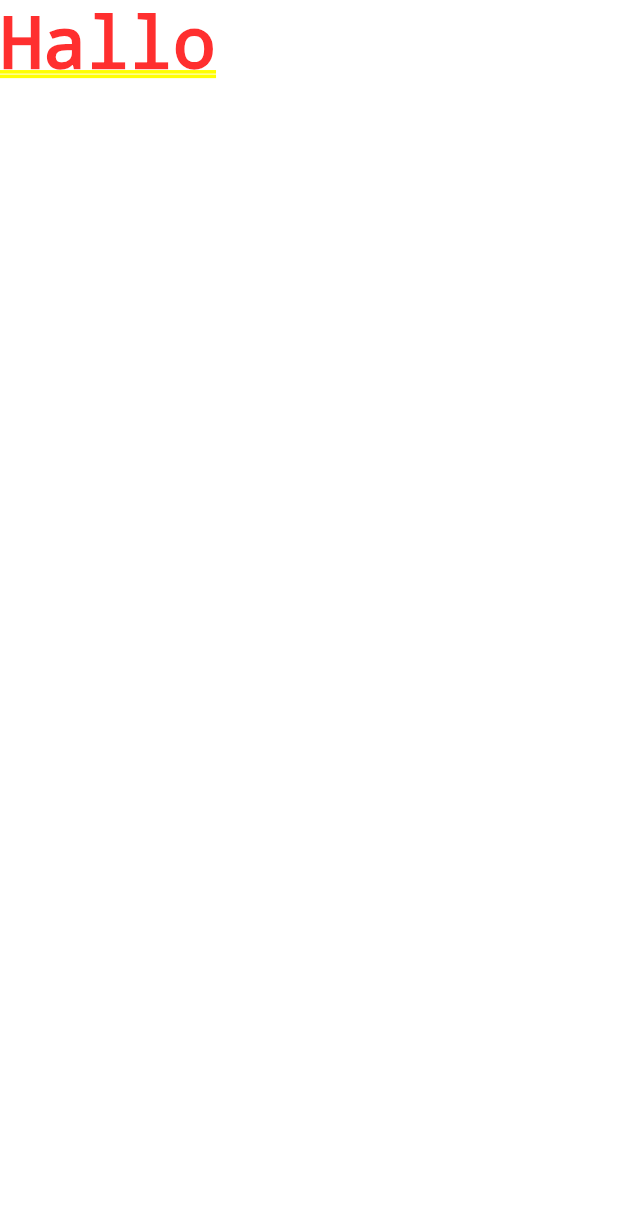
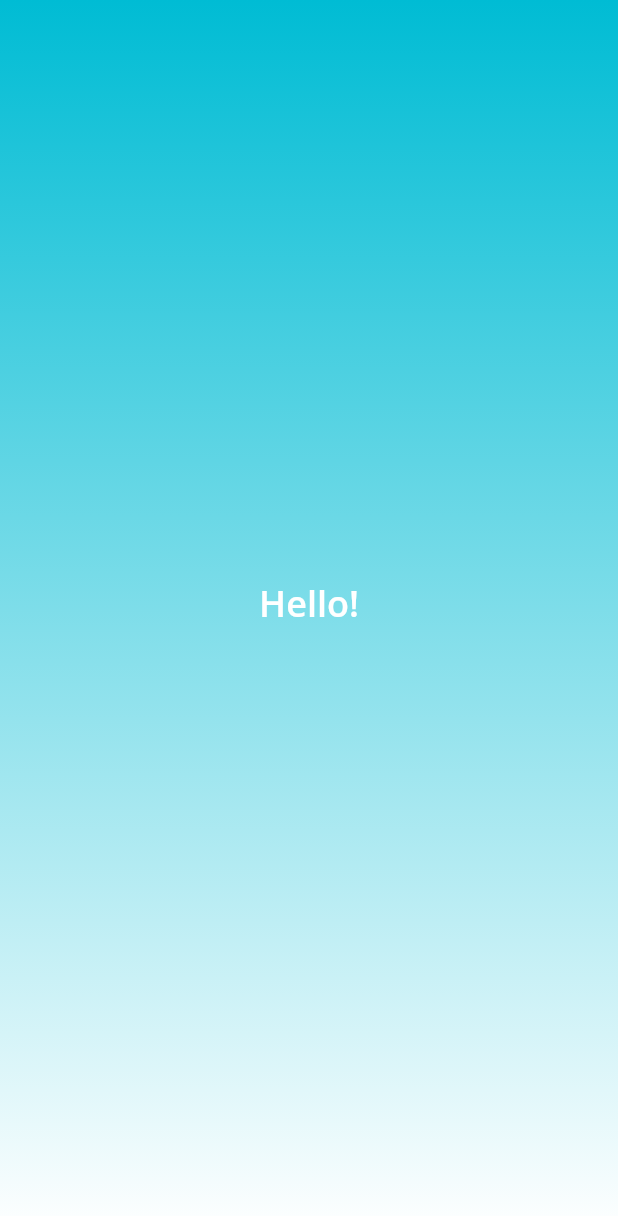
Before and after one commit to lehnert-andre/flutter-basic-app, a Flutter app: the first screen one second after launch, on a phone screen of 412 x 824 dp. Shown: the top 1216 px of the screen. Run offline on Flutter 3.47's test engine with Material 2 defaults, Android fonts, the phone set to English and light mode, and no system bars; our stand-ins replace fluro; statements that could not run were skipped.

Commit message:
General project structure

```diff
--- /dev/null
+++ b/lib/app/app.dart
@@ -0,0 +1,34 @@
+import 'package:fluro/fluro.dart';
+import 'package:flutter/material.dart';
+
+import 'config/app-routes.dart';
+import 'config/app-globals.dart';
+import 'config/app-theme.dart';
+
+class App extends StatefulWidget {
+  @override
+  _AppState createState() => _AppState();
+}
+
+class _AppState extends State<App> {
+
+  _AppState() {
+    setupRouter();
+  }
+
+  void setupRouter() {
+    final router = Router();
+    Routes.configureRoutes(router);
+    Application.router = router;
+  }
+
+  @override
+  Widget build(BuildContext context) {
+    return MaterialApp(
+      title: 'Basic App',
+      theme: AppTheme.theme,
+      initialRoute: Routes.root.namedRoute,
+      onGenerateRoute: Application.router.generator,
+    );
+  }
+}
--- /dev/null
+++ b/lib/app/config/app-globals.dart
@@ -0,0 +1,5 @@
+import 'package:fluro/fluro.dart';
+
+class Application {
+  static Router router;
+}
--- /dev/null
+++ b/lib/app/config/app-routes.dart
@@ -0,0 +1,62 @@
+
+import 'package:fluro/fluro.dart';
+import 'package:flutter/material.dart';
+import 'package:flutter_basic_app/modules/home/screens/home.dart';
+import 'package:flutter_basic_app/modules/home/screens/splash.dart';
+import 'package:flutter_basic_app/modules/shared/screens/error.dart';
+import 'package:flutter_basic_app/modules/user/screens/signin.dart';
+
+class Route {
+  final String _namedRoute;
+
+  Route(this._namedRoute);
+
+  get namedRoute => _namedRoute;
+}
+
+class Routes {
+  static Route root = Route("/");
+  static Route home = Route("/home");
+  static Route signIn = Route("/signIn");
+  static Route errorNotFound = Route("/not-found");
+
+
+  static void configureRoutes(Router router) {
+    router.notFoundHandler = Handler(
+        handlerFunc: (BuildContext context, Map<String, List<String>> params) {
+          print("ROUTE WAS NOT FOUND !!!");
+          return ErrorScreen(errorMessage: 'Unknown route');
+        });
+
+    router.define(root.namedRoute, handler: _splashScreenRoute, transitionType: TransitionType.fadeIn);
+    router.define(home.namedRoute, handler: _homeScreenRoute, transitionType: TransitionType.fadeIn);
+    router.define(signIn.namedRoute, handler: _signInScreenRoute, transitionType: TransitionType.inFromRight);
+    // TODO define more route handler
+  }
+
+  static navigateTo(BuildContext context, Route route) {
+    Navigator.pushNamed(context, route.namedRoute);
+  }
+
+  static navigateAndResetHistoryTo(BuildContext context, Route route) {
+    Navigator.pushReplacementNamed(context, route.namedRoute);
+  }
+
+  static navigateBack(BuildContext context) {
+    Navigator.pop(context);
+  }
+
+  /// Navigation Handler
+
+  static final _splashScreenRoute = Handler(handlerFunc: (_, __) {
+    return SplashScreen();
+  });
+
+  static final _homeScreenRoute = Handler(handlerFunc: (_, __) {
+    return HomeScreen();
+  });
+
+  static final _signInScreenRoute = Handler(handlerFunc: (_, __) {
+    return SignInScreen();
+  });
+}
--- /dev/null
+++ b/lib/app/config/app-theme.dart
@@ -0,0 +1,28 @@
+// Copyright 2019 The Flutter team. All rights reserved.
+// Use of this source code is governed by a BSD-style license that can be
+// found in the LICENSE file.
+
+import 'package:flutter/material.dart';
+
+class AppTheme {
+  static const primaryColor = Colors.cyan;
+  static const textColor = Colors.white;
+  static const backgroundColor = Colors.white;
+
+  static const fontFamily = 'OpenSans';
+
+  static final theme = ThemeData(
+    primaryColor: primaryColor,
+    primarySwatch: primaryColor,
+    backgroundColor: backgroundColor,
+    textTheme: TextTheme(
+      headline1: TextStyle(
+        fontFamily: fontFamily,
+        fontWeight: FontWeight.w600,
+        fontSize: 24,
+        color: textColor,
+      ),
+    ),
+  );
+
+}
--- a/lib/main.dart
+++ b/lib/main.dart
@@ -1,4 +1,6 @@
 import 'package:flutter/material.dart';
+import 'package:flutter_basic_app/app/app.dart';
+import 'package:provider/provider.dart';
 
 void main() {
   runApp(Main());
@@ -7,13 +9,6 @@ void main() {
 class Main extends StatelessWidget {
   @override
   Widget build(BuildContext context) {
-    return MaterialApp(
-      title: 'Flutter Demo',
-      theme: ThemeData(
-        primarySwatch: Colors.blue,
-        visualDensity: VisualDensity.adaptivePlatformDensity,
-      ),
-      home: Text('Hallo'),
-    );
+    return App();
   }
 }
--- /dev/null
+++ b/lib/modules/home/screens/splash.dart
@@ -0,0 +1,71 @@
+import 'package:flutter/material.dart';
+import 'dart:async';
+
+import 'package:flutter_basic_app/app/config/app-routes.dart';
+import 'package:flutter_basic_app/app/config/app-theme.dart';
+
+class SplashScreen extends StatefulWidget {
+  @override
+  State<StatefulWidget> createState() {
+    return _SplashState();
+  }
+}
+
+
+class _SplashState extends State<SplashScreen> {
+
+  void route() {
+    Routes.navigateAndResetHistoryTo(context, Routes.home);
+  }
+
+  Future<Timer> startTime() async {
+    var duration = new Duration(seconds: 3);
+    return new Timer(duration, route);
+  }
+
+  @override
+  void initState() {
+    // TODO: implement initState
+    super.initState();
+    startTime();
+  }
+
+  @override
+  Widget build(BuildContext context) {
+//    AssetImage assetImage = AssetImage("images/app_logo.png");
+//    Image image = Image(
+//      image: assetImage,
+//      height: 200.0,
+//      width: 250.0,
+//    );
+
+    return Stack(
+      fit: StackFit.expand,
+      children: <Widget>[
+        Container(
+          decoration: BoxDecoration(
+              color: AppTheme.textColor,
+              gradient: LinearGradient(colors: [ AppTheme.primaryColor, AppTheme.backgroundColor ],
+                  begin: Alignment.topCenter,
+                  end: Alignment.bottomCenter
+              )
+          ),
+        ),
+        Column(
+          mainAxisAlignment: MainAxisAlignment.center,
+          children: <Widget>[
+//            Container(
+//              child: image,
+//            ),
+//            Padding(padding: EdgeInsets.only(top: 20.0)),
+            Text(
+              'Hello!',
+              style: Theme.of(context).textTheme.headline1,
+            ),
+            Padding(padding: EdgeInsets.only(top: 20.0)),   // padding top for button
+          ],
+        )
+      ],
+    );
+  }
+}
```
Also changed, not shown: lib/app/app-bar.dart (added, +28 -0 lines), lib/modules/home/screens/home.dart (added, +30 -0 lines), lib/modules/shared/screens/error.dart (added, +23 -0 lines), lib/modules/user/screens/signin.dart (added, +30 -0 lines), pubspec.yaml (+21 -55 lines), fonts/Open_Sans/LICENSE.txt (added), fonts/Open_Sans/OpenSans-Italic.ttf (added), fonts/Open_Sans/OpenSans-Light.ttf (added), fonts/Open_Sans/OpenSans-LightItalic.ttf (added), fonts/Open_Sans/OpenSans-Regular.ttf (added), fonts/Open_Sans/OpenSans-SemiBold.ttf (added), pubspec.lock.
